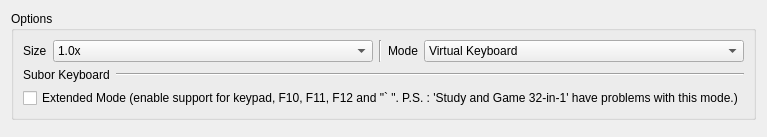
Old version of the form src/gui/designer/dlgKeyboard.ui in the repository punesemu/puNES.
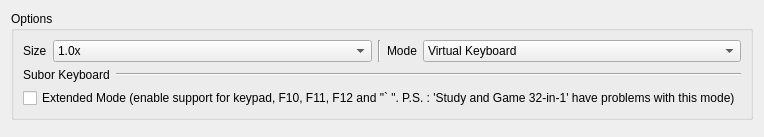
New version of the form. Icons and pictures are not drawn. Custom widgets are drawn as their Qt base class.

The edit to the form file:
```diff
--- a/src/gui/designer/dlgKeyboard.ui
+++ b/src/gui/designer/dlgKeyboard.ui
@@ -153,7 +153,7 @@
             <enum>Qt::NoFocus</enum>
            </property>
            <property name="text">
-            <string>Extended Mode (enable support for keypad, F10, F11, F12 and &quot;` &quot;. P.S. : 'Study and Game 32-in-1' have problems with this mode.)</string>
+            <string>Extended Mode (enable support for keypad, F10, F11, F12 and &quot;` &quot;. P.S. : 'Study and Game 32-in-1' have problems with this mode)</string>
            </property>
           </widget>
          </item>
```
